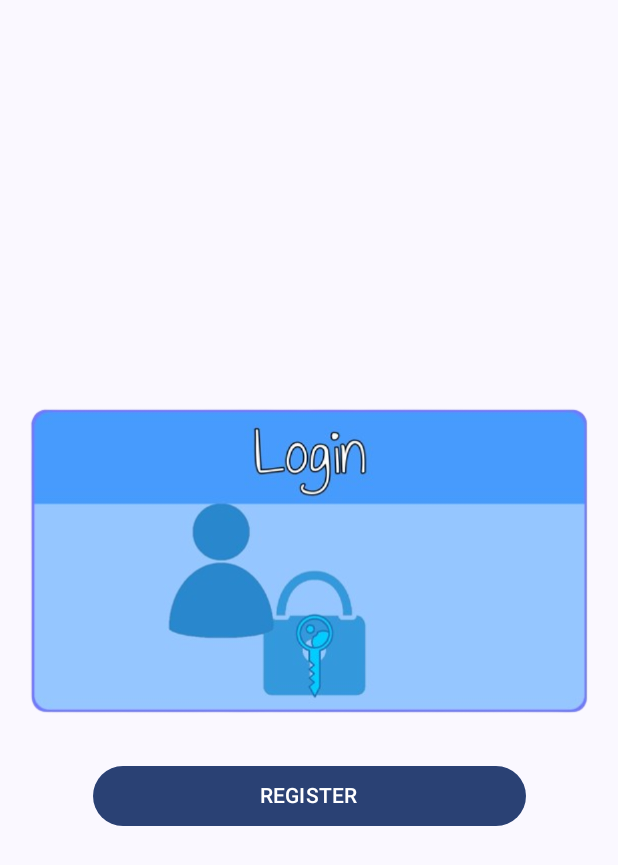
After one commit to OrlandoChir/M08-UF2-P4-MapsApp-OrlandoChirinos, an Android app built with Jetpack Compose: the composable LoginScreen shown on its own in the app's theme, on a phone screen of 412 x 824 dp. The commit adds this screen. Shown: the top 865 px of the screen. Run offline under Robolectric (Android 15) with nearby library versions, the light colour scheme and no system bars; 2 statements that could not run were skipped.

Commit message:
Working on login preview screen

```diff
--- a/app/src/main/java/orlando/p4_mapsapp_orlandochirinos/Navigation/Routes.kt
+++ b/app/src/main/java/orlando/p4_mapsapp_orlandochirinos/Navigation/Routes.kt
@@ -2,6 +2,7 @@ package orlando.trivial.orlandochirinos_apilistapp.Navigation
 
 sealed class Routes(val route: String) {
     object SplashScreen: Routes("splash_screen")
+    object LoginScreen: Routes("login_screen")
     object MapScreen: Routes("map_screen")
     //fun createRoute(uuid:String) = "details_screen/$uuid"
 
--- /dev/null
+++ b/app/src/main/java/orlando/p4_mapsapp_orlandochirinos/view/LoginScreen.kt
@@ -0,0 +1,61 @@
+package orlando.p4_mapsapp_orlandochirinos.view
+
+import androidx.compose.foundation.Image
+import androidx.compose.foundation.clickable
+import androidx.compose.foundation.layout.Box
+import androidx.compose.foundation.layout.Column
+import androidx.compose.foundation.layout.Spacer
+import androidx.compose.foundation.layout.fillMaxHeight
+import androidx.compose.foundation.layout.fillMaxSize
+import androidx.compose.foundation.layout.fillMaxWidth
+import androidx.compose.foundation.layout.size
+import androidx.compose.material3.Button
+import androidx.compose.material3.Text
+import androidx.compose.runtime.Composable
+import androidx.compose.ui.Alignment
+import androidx.compose.ui.Alignment.Companion.CenterHorizontally
+import androidx.compose.ui.Modifier
+import androidx.compose.ui.res.painterResource
+import androidx.compose.ui.tooling.preview.Preview
+import orlando.p4_mapsapp_orlandochirinos.ui.theme.P4MapsAppOrlandoChirinosTheme
+import orlando.trivial.p4_mapsapp_orlandochirinos.R
+
+@Composable
+fun LoginScreen(){
+
+    Box(modifier = Modifier.fillMaxSize()){
+
+        Column(modifier = Modifier.align(Alignment.Center) ) {
+            Image(
+                modifier = Modifier
+                    .fillMaxWidth()
+                    .fillMaxHeight(0.25f)
+                    .clickable { /*TODO*/ },
+                painter = painterResource(id = R.drawable.loginicon),
+                contentDescription = "Login")
+
+            Spacer(modifier = Modifier.fillMaxHeight(0.05f))
+
+            Button(
+                modifier = Modifier
+                    .fillMaxWidth(0.7f)
+                    .align(CenterHorizontally),
+                onClick = { /*TODO*/ }) {
+
+                Text(text = "REGISTER")
+            }
+
+        }
+
+    }
+
+
+}
+
+@Preview(showBackground = true)
+@Composable
+fun LoginPreview() {
+    P4MapsAppOrlandoChirinosTheme {
+        LoginScreen()
+    }
+}
--- a/app/src/main/java/orlando/p4_mapsapp_orlandochirinos/view/MainActivity.kt
+++ b/app/src/main/java/orlando/p4_mapsapp_orlandochirinos/view/MainActivity.kt
@@ -29,6 +29,7 @@ class MainActivity : ComponentActivity() {
                         navController = navigationController,
                         startDestination = Routes.SplashScreen.route ) {
                         composable(Routes.SplashScreen.route) { SplashScreen(navigationController) }
+                        composable(Routes.LoginScreen.route) { LoginScreen() }
                         composable(Routes.MapScreen.route) { MapScreen() }
                     }
                 }
--- a/app/src/main/java/orlando/p4_mapsapp_orlandochirinos/viewmodels/Library.kt
+++ b/app/src/main/java/orlando/p4_mapsapp_orlandochirinos/viewmodels/Library.kt
@@ -4,6 +4,7 @@ import com.google.android.gms.maps.model.LatLng
 import orlando.p4_mapsapp_orlandochirinos.models.Ubicacion
 
 val UBICACIONES : List<Ubicacion> = listOf(
-    Ubicacion(nombre = "ITB", latLng = LatLng(41.4534265, 2.1837151))
+    Ubicacion(  nombre = "ITB",
+                latLng = LatLng(41.4534265, 2.1837151) )
 
     )
```
Also changed, not shown: app/src/main/res/drawable/loginicon.png (added).
